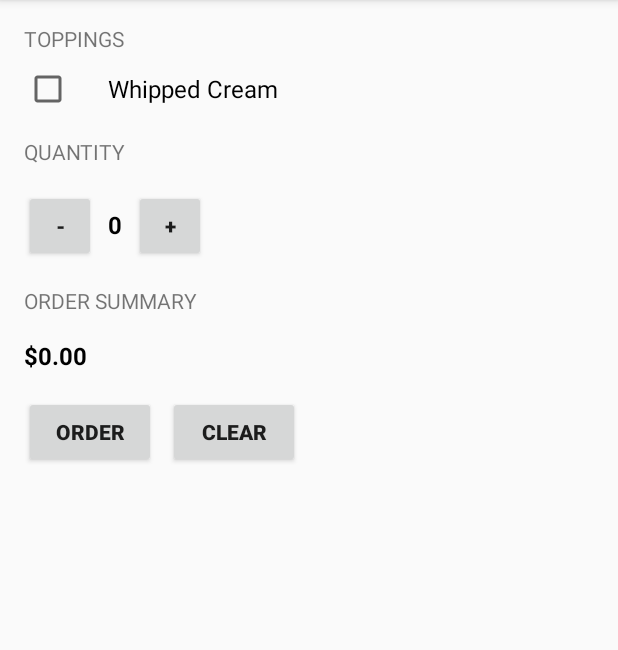
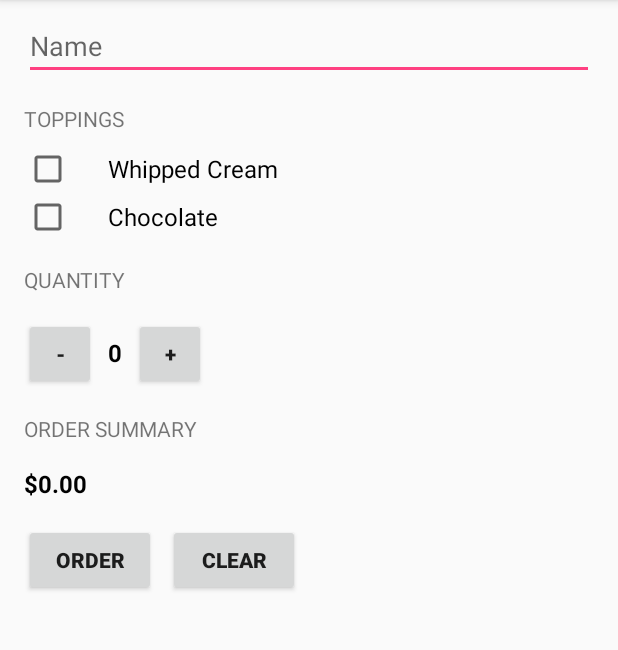
Before and after one commit to juleskoderepo/JustJava, an Android app: the screen it shows after launch (MainActivity), after a tap on "CLEAR", on a phone screen of 412 x 824 dp, the part 84-734 px from its top. Run offline under Robolectric (Android 15) with nearby library versions, the phone set to English and light mode, and no system bars; 1 other tap on this screen came first.

Commit message:
Add name input and chocolate topping selection
Allow user to enter name to display in the order summary rather than a
static name.

Uncheck toppings selected when Clear button is clicked.

```diff
--- a/app/src/main/java/com/example/android/justjava/MainActivity.java
+++ b/app/src/main/java/com/example/android/justjava/MainActivity.java
@@ -2,8 +2,10 @@ package com.example.android.justjava;
 
 import android.os.Bundle;
 import android.support.v7.app.AppCompatActivity;
+import android.util.Log;
 import android.view.View;
 import android.widget.CheckBox;
+import android.widget.EditText;
 import android.widget.TextView;
 
 import java.text.NumberFormat;
@@ -47,15 +49,23 @@ public class MainActivity extends AppCompatActivity {
 
     /**
      * This method is called when the order button is clicked.
+     *
+     * @param view
      */
     public void submitOrder(View view) {
+        EditText nameEditText = (EditText) findViewById(R.id.edittext_name_input);
+        String nameEntered = nameEditText.getText().toString();
+
         CheckBox whippedCreamCheckbox = (CheckBox) findViewById(R.id.checkbox_whippedcream);
         boolean hasWhippedCream = whippedCreamCheckbox.isChecked();
+
+        CheckBox chocolateCheckbox = (CheckBox) findViewById(R.id.checkbox_chocolate);
+        boolean hasChocloate = chocolateCheckbox.isChecked();
 
         int totalPrice = calculatePrice();
 
         if (quantity >= 1){
-            displayMessage(createOrderSummary(totalPrice, hasWhippedCream));
+            displayMessage(createOrderSummary(nameEntered, hasWhippedCream, hasChocloate, totalPrice));
         } else {
             String message = "Please try again. You must select at least 1 coffee to submit an order.";
 
@@ -72,11 +82,22 @@ public class MainActivity extends AppCompatActivity {
         return quantity * baseCoffeePrice;
     }
 
-    private String createOrderSummary(int totalPrice, boolean addWhippedCream){
-        String customerName = "Your Name Here";
+
+    /**
+     * This method is called to build the order summary message when
+     * the order button is clicked.
+     *
+     * @param custName
+     * @param addWhippedCream
+     * @param addChocolate
+     * @param totalPrice
+     * @return
+     */
+    private String createOrderSummary(String custName, boolean addWhippedCream, boolean addChocolate,int totalPrice){
         String orderSummary = "";
-        orderSummary += "Name: " + customerName;
+        orderSummary += "Name: " + custName;
         orderSummary += "\nAdd whipped cream?: " + addWhippedCream;
+        orderSummary += "\nAdd chocolate?: " + addChocolate;
         orderSummary += "\nQuantity: " + quantity;
         orderSummary += "\nTotal: " + NumberFormat.getCurrencyInstance().format(totalPrice);
         orderSummary += "\nThank you!";
@@ -92,6 +113,7 @@ public class MainActivity extends AppCompatActivity {
 
         displayQuantity(quantity);
         displayPrice(price);
+        uncheckToppings();
     }
     /**
      * This method displays the given quantity value on the screen.
@@ -109,6 +131,23 @@ public class MainActivity extends AppCompatActivity {
         orderSummaryTextView.setText(NumberFormat.getCurrencyInstance().format(number));
     }
 
+    /**
+     * This method clears the topping checkboxes
+     */
+    private void uncheckToppings(){
+        CheckBox whippedCreamTopping, chocolateTopping;
+
+        whippedCreamTopping = (CheckBox) findViewById(R.id.checkbox_whippedcream);
+        chocolateTopping = (CheckBox) findViewById(R.id.checkbox_chocolate);
+
+        if(whippedCreamTopping.isChecked()){
+            whippedCreamTopping.toggle();
+        }
+
+        if (chocolateTopping.isChecked()){
+            chocolateTopping.toggle();
+        }
+    }
 
     /**
      * This method displays the order summary message.
--- a/app/src/main/res/layout/activity_main.xml
+++ b/app/src/main/res/layout/activity_main.xml
@@ -1,13 +1,26 @@
 <?xml version="1.0" encoding="utf-8"?>
-<LinearLayout xmlns:android="http://schemas.android.com/apk/res/android"
-    xmlns:app="http://schemas.android.com/apk/res-auto"
+<ScrollView xmlns:android="http://schemas.android.com/apk/res/android"
     xmlns:tools="http://schemas.android.com/tools"
     android:layout_width="match_parent"
     android:layout_height="match_parent"
+    tools:context="com.example.android.justjava.MainActivity">
+
+    <LinearLayout
+        android:layout_width="match_parent"
+        android:layout_height="match_parent"
+        android:layout_marginLeft="16dp"
         android:layout_marginStart="16dp"
-    android:layout_marginLeft="16dp"
-    android:orientation="vertical"
-    tools:context="com.example.android.justjava.MainActivity">
+        android:orientation="vertical">
+
+        <EditText
+            android:id="@+id/edittext_name_input"
+            android:layout_width="match_parent"
+            android:layout_height="wrap_content"
+            android:layout_marginTop="8dp"
+            android:layout_marginRight="16dp"
+            android:inputType="textPersonName|textCapWords"
+            android:hint="@string/edittext_name_hint"
+            android:imeOptions="actionDone"/>
 
         <TextView
             android:layout_width="wrap_content"
@@ -23,8 +36,15 @@
             android:layout_height="wrap_content"
             android:paddingLeft="@dimen/padding_checkbox"
             android:text="@string/cb_text_topping_whip"
-        android:textSize="16sp"
-        />
+            android:textSize="16sp" />
+
+        <CheckBox
+            android:id="@+id/checkbox_chocolate"
+            android:layout_width="match_parent"
+            android:layout_height="wrap_content"
+            android:paddingLeft="@dimen/padding_checkbox"
+            android:text="@string/cb_text_topping_choco"
+            android:textSize="16sp" />
 
         <TextView
             android:layout_width="wrap_content"
@@ -37,8 +57,8 @@
         <LinearLayout
             android:layout_width="wrap_content"
             android:layout_height="wrap_content"
+            android:layout_marginBottom="8dp"
             android:layout_marginTop="8dp"
-        android:layout_marginBottom="8dp"
             android:orientation="horizontal">
 
             <Button
@@ -114,3 +134,4 @@
         </LinearLayout>
 
     </LinearLayout>
+</ScrollView>
--- a/app/src/main/res/values/strings.xml
+++ b/app/src/main/res/values/strings.xml
@@ -10,5 +10,7 @@
     <string name="clear_button_text">clear</string>
     <string name="order_confirmed"></string>
     <string name="cb_text_topping_whip">Whipped Cream</string>
+    <string name="cb_text_topping_choco">Chocolate</string>
     <string name="toppings_header">Toppings</string>
+    <string name="edittext_name_hint">Name</string>
 </resources>
```
Lines whose indentation alone changed are shown as unchanged.
